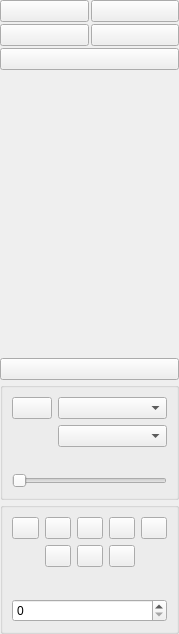
KDE/stopmotion, file src/presentation/frontends/qtfrontend/toolsmenu.ui: the form before one commit.
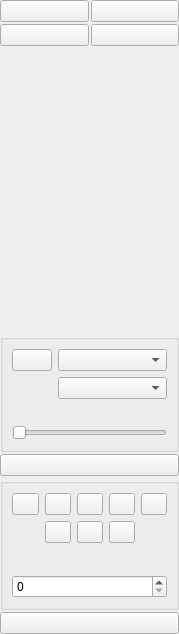
The form after the commit.

Commit message:
Fix toolbox layout
The camera button moved once pressed.
The other buttons were squised and reduced in size.

```diff
--- a/src/presentation/frontends/qtfrontend/toolsmenu.ui
+++ b/src/presentation/frontends/qtfrontend/toolsmenu.ui
@@ -20,7 +20,7 @@
   <property name="minimumSize" >
    <size>
     <width>179</width>
-    <height>400</height>
+    <height>634</height>
    </size>
   </property>
   <property name="maximumSize" >
@@ -102,16 +102,6 @@
      </item>
     </layout>
    </item>
-   <item>
-    <widget class="QPushButton" name="launchGimp" >
-     <property name="iconSize" >
-      <size>
-       <width>32</width>
-       <height>32</height>
-      </size>
-     </property>
-    </widget>
-   </item>
    <item>
     <spacer>
      <property name="orientation" >
@@ -125,20 +115,6 @@
      </property>
     </spacer>
    </item>
-   <item>
-    <widget class="QPushButton" name="cameraButton" >
-     <property name="text" >
-      <string/>
-     </property>
-     <property name="iconSize" >
-      <size>
-       <width>32</width>
-       <height>32</height>
-      </size>
-     </property>
-    </widget>
-   </item>
-
    <item>
     <widget class="QGroupBox" name="captureGroup" >
      <property name="sizePolicy" >
@@ -216,6 +192,19 @@
      </layout>
     </widget>
    </item>
+   <item>
+    <widget class="QPushButton" name="cameraButton" >
+     <property name="text" >
+      <string/>
+     </property>
+     <property name="iconSize" >
+      <size>
+       <width>32</width>
+       <height>32</height>
+      </size>
+     </property>
+    </widget>
+   </item>
    <item>
     <widget class="QGroupBox" name="runAnimationGroup" >
      <property name="sizePolicy" >
@@ -394,6 +383,16 @@
      </layout>
     </widget>
    </item>
+   <item>
+    <widget class="QPushButton" name="launchGimp" >
+     <property name="iconSize" >
+      <size>
+       <width>32</width>
+       <height>32</height>
+      </size>
+     </property>
+    </widget>
+   </item>
   </layout>
  </widget>
  <resources/>
```
